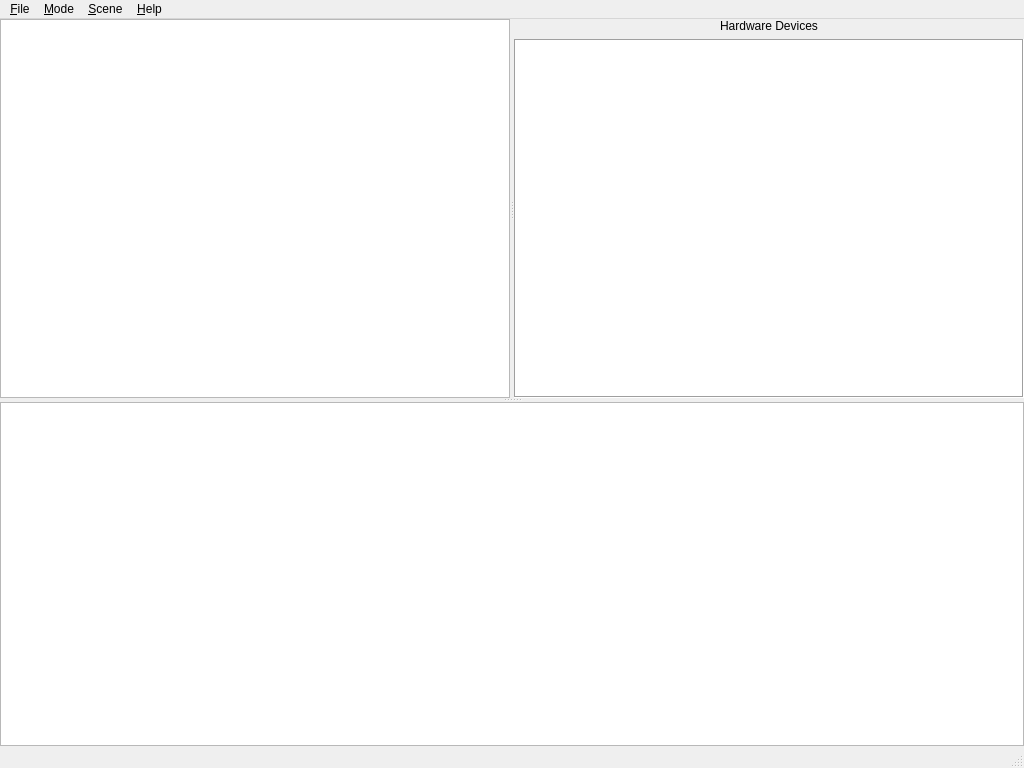
Above: src/mainwindow.ui from LuxCoreRender/LuxMark before the change. Below: the same form after it.
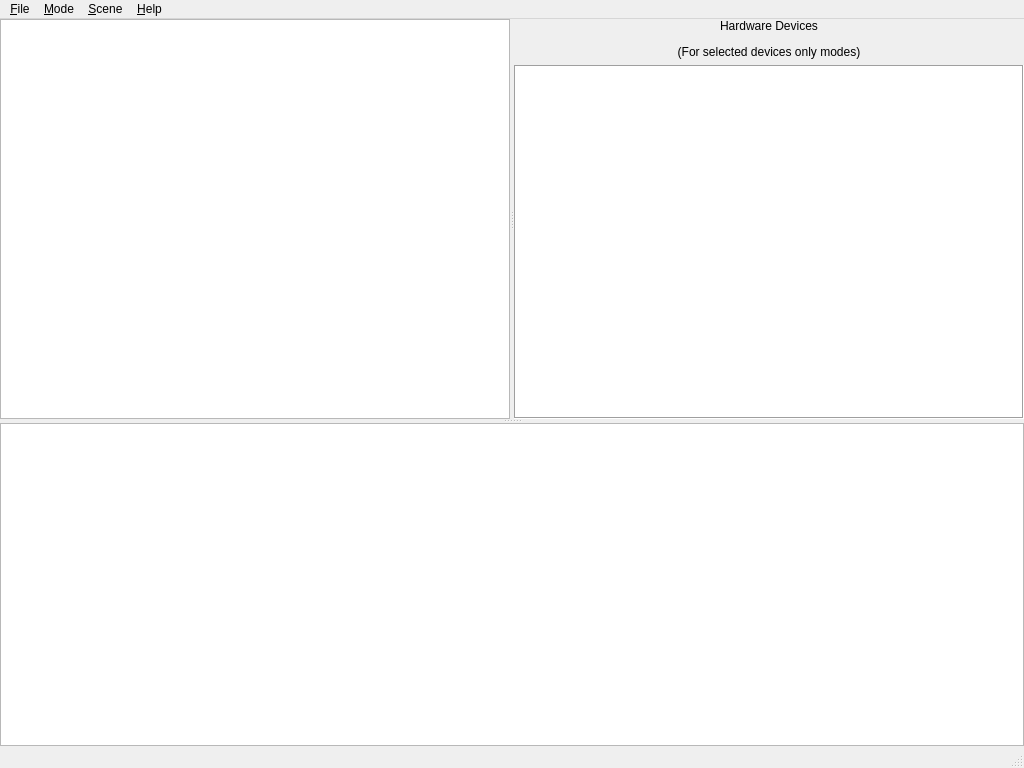
That is the form after the change. Icons and pictures are not drawn.

The edit to the form file:
```diff
--- a/src/mainwindow.ui
+++ b/src/mainwindow.ui
@@ -85,7 +85,7 @@
             <enum>QFrame::Sunken</enum>
            </property>
            <property name="text">
-            <string>Hardware Devices</string>
+            <string>&lt;html&gt;&lt;head/&gt;&lt;body&gt;&lt;p&gt;Hardware Devices&lt;/p&gt;&lt;p&gt;(For selected devices only modes)&lt;/p&gt;&lt;/body&gt;&lt;/html&gt;</string>
            </property>
            <property name="alignment">
             <set>Qt::AlignCenter</set>
```
